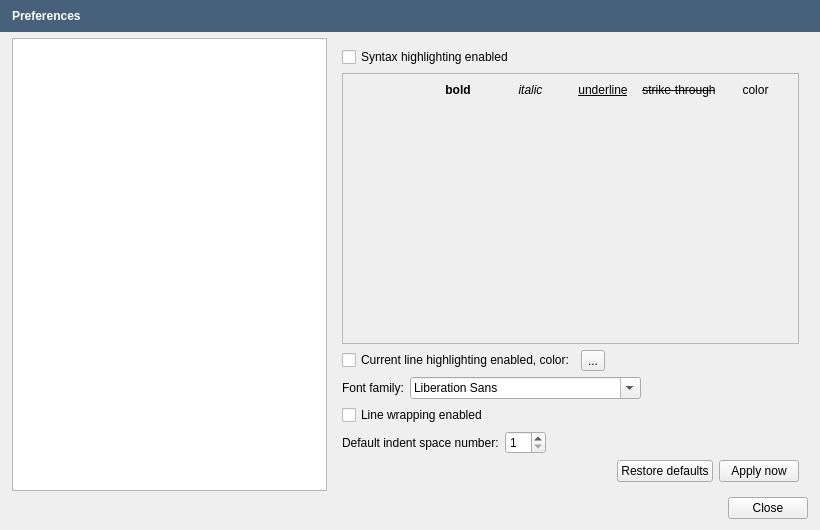
This is src/openfluid/ui/common/PreferencesDialog.ui in OpenFLUID/openfluid as Qt 5 draws it before an edit. The edited form follows.
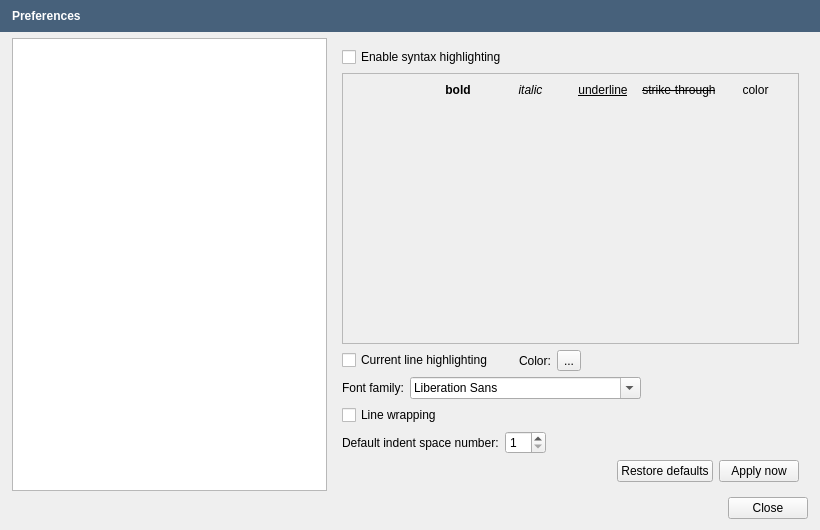
This is the edited form. Custom widgets are drawn as their Qt base class.

Diff of the .ui file:
```diff
--- a/src/openfluid/ui/common/PreferencesDialog.ui
+++ b/src/openfluid/ui/common/PreferencesDialog.ui
@@ -684,7 +684,7 @@
          <item>
           <widget class="QCheckBox" name="SyntaxHLCheckBox">
            <property name="text">
-            <string>Syntax highlighting enabled</string>
+            <string>Enable syntax highlighting</string>
            </property>
           </widget>
          </item>
@@ -810,7 +810,30 @@
             <item>
              <widget class="QCheckBox" name="CurrentLineHLCheckBox">
               <property name="text">
-               <string>Current line highlighting enabled, color:</string>
+               <string>Current line highlighting</string>
+              </property>
+             </widget>
+            </item>
+            <item>
+             <spacer name="horizontalSpacer_8">
+              <property name="orientation">
+               <enum>Qt::Horizontal</enum>
+              </property>
+              <property name="sizeType">
+               <enum>QSizePolicy::Fixed</enum>
+              </property>
+              <property name="sizeHint" stdset="0">
+               <size>
+                <width>20</width>
+                <height>20</height>
+               </size>
+              </property>
+             </spacer>
+            </item>
+            <item>
+             <widget class="QLabel" name="label_19">
+              <property name="text">
+               <string>Color:</string>
               </property>
              </widget>
             </item>
@@ -871,7 +894,7 @@
          <item>
           <widget class="QCheckBox" name="LineWrappingCheckBox">
            <property name="text">
-            <string>Line wrapping enabled</string>
+            <string>Line wrapping</string>
            </property>
           </widget>
          </item>
```
Left out of the diff: 34 changed lines with no effect on the pictures.
